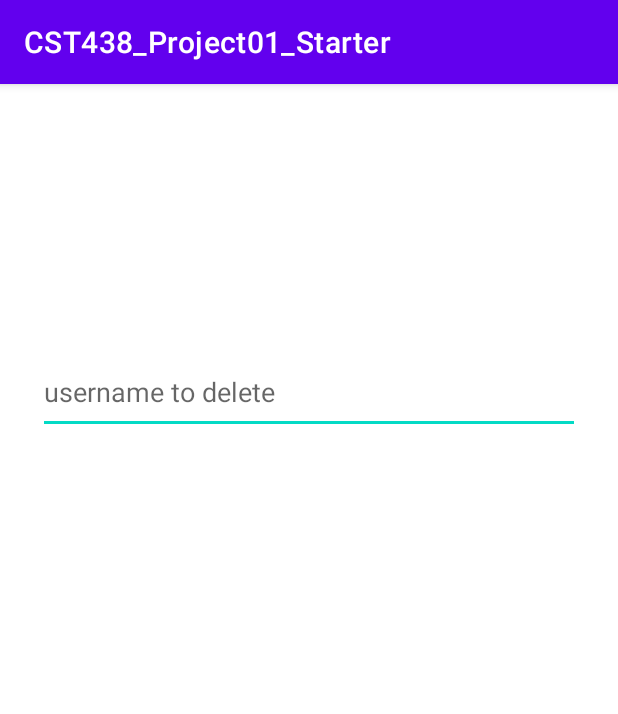
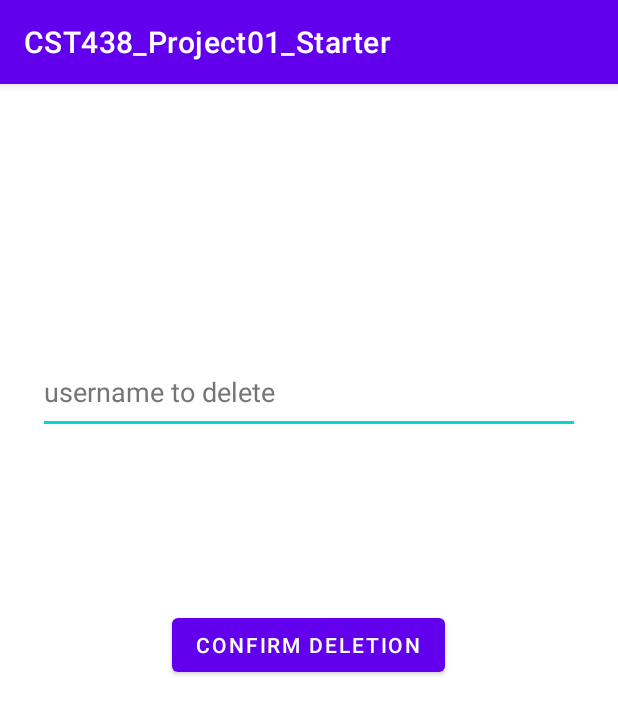
Before and after one commit to comuwayit/CST438_Group4_Project01, an Android app: the EditUserActivity screen opened directly, with no data from a screen before it, on a phone screen of 412 x 824 dp. Shown: the top 714 px of the screen. Run offline under Robolectric (Android 15) with nearby library versions, the phone set to English and light mode, and no system bars; our stand-ins replace Room's generated code.

Commit message:
Made admin able to delete users.

```diff
--- a/app/src/main/java/com/daclink/drew/sp22/cst438_project01_starter/EditUserActivity.java
+++ b/app/src/main/java/com/daclink/drew/sp22/cst438_project01_starter/EditUserActivity.java
@@ -1,14 +1,66 @@
 package com.daclink.drew.sp22.cst438_project01_starter;
 
 import androidx.appcompat.app.AppCompatActivity;
+import androidx.room.Room;
 
+import android.content.Intent;
 import android.os.Bundle;
+import android.view.View;
+import android.widget.Button;
+import android.widget.EditText;
+import android.widget.Toast;
+
+import java.util.List;
 
 public class EditUserActivity extends AppCompatActivity {
+
+    private Button confirmButton;
+    private EditText textUserName;
+
+    private UserDAO userDAO;
+    private List<User> users;
 
     @Override
     protected void onCreate(Bundle savedInstanceState) {
         super.onCreate(savedInstanceState);
         setContentView(R.layout.activity_edit_user);
+
+        confirmButton = findViewById(R.id.confirmDeletionBtn);
+        textUserName = findViewById(R.id.userNameText);
+
+        userDAO = Room.databaseBuilder(this, AppDataBase.class, AppDataBase.DB_NAME)
+                .allowMainThreadQueries()
+                .build()
+                .getDao();
+
+        users = userDAO.getAllUsers();
+
+        confirmButton.setOnClickListener(new View.OnClickListener() {
+            @Override
+            public void onClick(View view) {
+                deleteAccount();
+                Toast.makeText(EditUserActivity.this, "Feature not yet implemented", Toast.LENGTH_SHORT).show();
+            }
+        });
+    }
+
+    void deleteAccount() {
+        String adminUsername = "admin";
+        for (User u : users) {
+            if (textUserName.getText().toString().isEmpty()) {
+                Toast.makeText(EditUserActivity.this, "Please enter a username", Toast.LENGTH_SHORT).show();
+                return;
+            } else if (textUserName.getText().toString().equals(adminUsername)) {
+                Toast.makeText(EditUserActivity.this, "Invalid Credentials", Toast.LENGTH_SHORT).show();
+                return;
+            }
+            else if (textUserName.getText().toString().equals(u.getUsername())) {
+                userDAO.delete(u);
+                Toast.makeText(EditUserActivity.this, "Account: " + u.getUsername() + " Deleted", Toast.LENGTH_SHORT).show();
+                Intent intent = new Intent(getApplicationContext(), LoginActivity.class);
+                return;
+            }
+        }
+        Toast.makeText(EditUserActivity.this, "Invalid Credentials", Toast.LENGTH_SHORT).show();
     }
 }
--- a/app/src/main/res/layout/activity_edit_user.xml
+++ b/app/src/main/res/layout/activity_edit_user.xml
@@ -10,22 +10,36 @@
         android:id="@+id/textInputLayout3"
         android:layout_width="409dp"
         android:layout_height="wrap_content"
-        app:layout_constraintEnd_toEndOf="@+id/userNameButton"
-        app:layout_constraintStart_toStartOf="@+id/userNameButton"
-        tools:layout_editor_absoluteY="187dp">
+        app:layout_constraintBottom_toBottomOf="@+id/userNameText"
+        app:layout_constraintEnd_toEndOf="@+id/userNameText"
+        app:layout_constraintStart_toStartOf="@+id/userNameText"
+        app:layout_constraintTop_toTopOf="@+id/userNameText">
 
     </com.google.android.material.textfield.TextInputLayout>
 
     <com.google.android.material.textfield.TextInputEditText
-        android:id="@+id/userNameButton"
+        android:id="@+id/userNameText"
         android:layout_width="361dp"
         android:layout_height="55dp"
-        android:hint="username to delete"
+        android:hint="@string/username_to_delete"
         android:minHeight="48dp"
+        android:textColorHint="#757575"
         app:layout_constraintBottom_toBottomOf="parent"
         app:layout_constraintEnd_toEndOf="parent"
         app:layout_constraintStart_toStartOf="parent"
         app:layout_constraintTop_toTopOf="parent"
         app:layout_constraintVertical_bias="0.25" />
 
+    <Button
+        android:id="@+id/confirmDeletionBtn"
+        android:layout_width="wrap_content"
+        android:layout_height="wrap_content"
+        android:text="Confirm Deletion"
+        app:layout_constraintBottom_toBottomOf="parent"
+        app:layout_constraintEnd_toEndOf="parent"
+        app:layout_constraintHorizontal_bias="0.498"
+        app:layout_constraintStart_toStartOf="parent"
+        app:layout_constraintTop_toBottomOf="@+id/textInputLayout3"
+        app:layout_constraintVertical_bias="0.28" />
+
 </androidx.constraintlayout.widget.ConstraintLayout>
--- a/app/src/main/res/values/strings.xml
+++ b/app/src/main/res/values/strings.xml
@@ -15,5 +15,6 @@
     <string name="hello_blank_fragment">Hello blank fragment</string>
 
     <string name="title_activity_book_log">BookLogActivity</string>
+    <string name="username_to_delete">username to delete</string>
 
 </resources>
```
